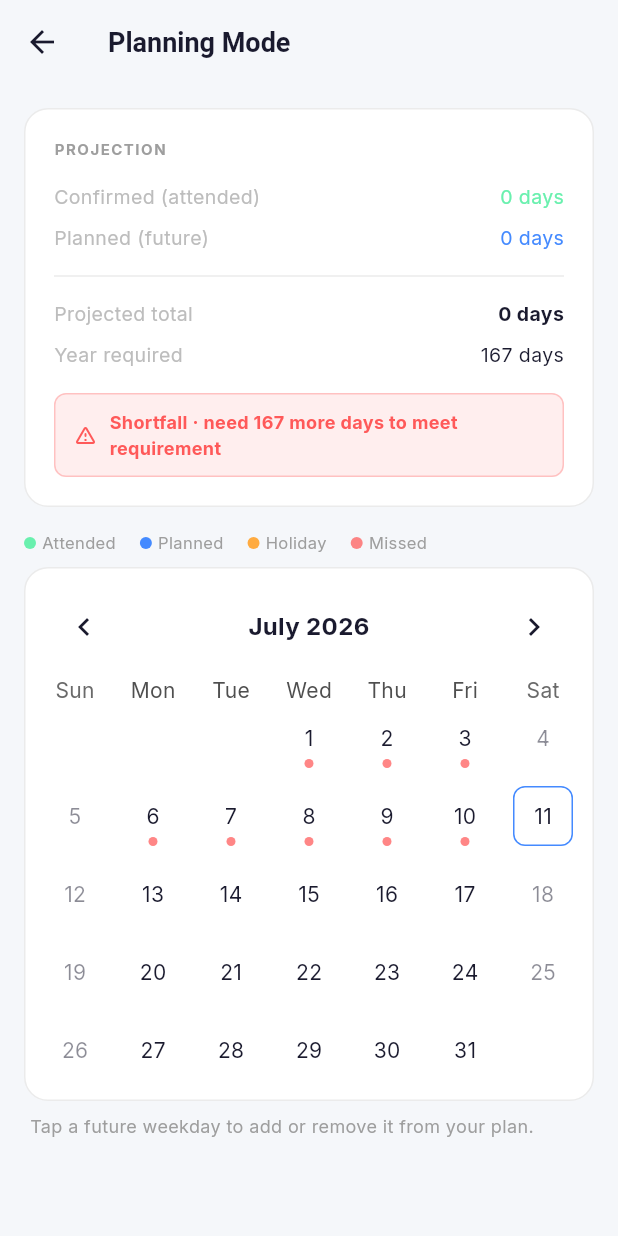
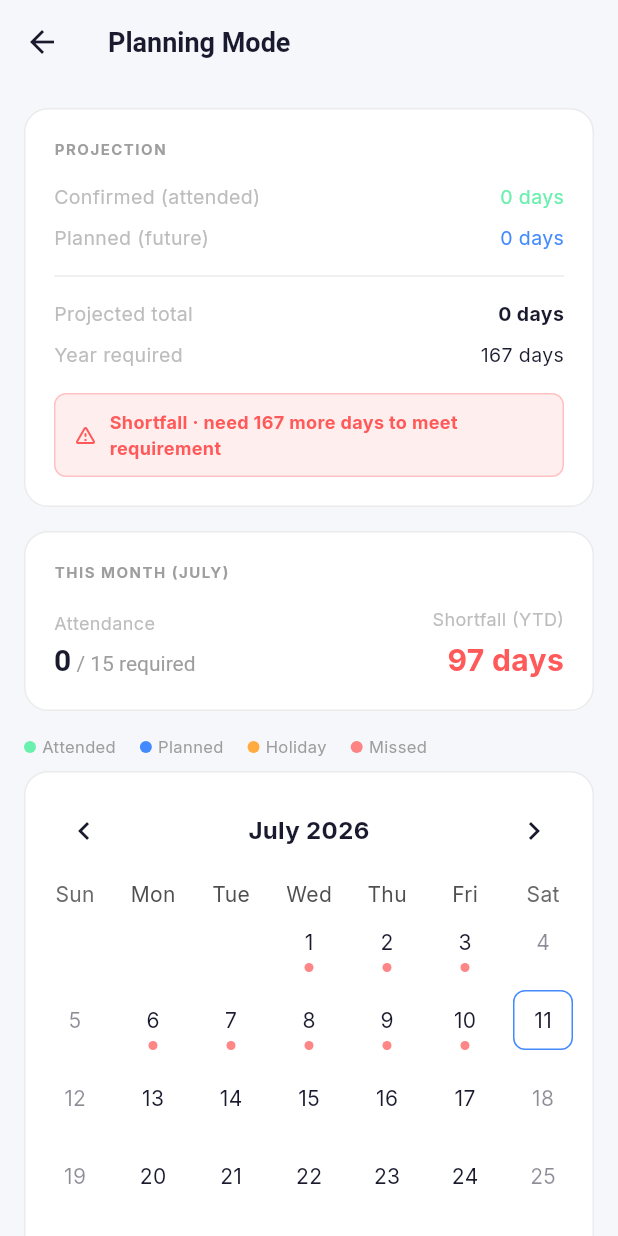
Before and after one commit to MatrimPathak/OfficeLog_Antigravity, a Flutter app: the PlanningScreen screen opened directly, on a phone screen of 412 x 824 dp. Run offline on Flutter 3.47's test engine with Material 3 defaults, Android fonts, the phone set to English and light mode, and no system bars; drawn by our look-alikes of table_calendar; our stand-ins replace cloud_firestore, cloud_functions, file_picker, firebase_auth, firebase_core, fl_chart and 16 more; missing offline and left inert: a package; accounts and stored records are empty.

Commit message:
Bug fixes to planned leaves update

```diff
--- a/lib/presentation/planning/planning_screen.dart
+++ b/lib/presentation/planning/planning_screen.dart
@@ -7,6 +7,7 @@ import '../../data/models/attendance_log.dart';
 import '../../logic/stats_calculator.dart';
 import '../providers/providers.dart';
 import '../../services/admin_service.dart';
+import 'widgets/clear_planned_days_dialog.dart';
 
 class PlanningScreen extends ConsumerStatefulWidget {
   const PlanningScreen({super.key});
@@ -23,7 +24,8 @@ class _PlanningScreenState extends ConsumerState<PlanningScreen> {
     final now = DateTime.now();
     final today = DateTime(now.year, now.month, now.day);
 
-    final plannedDates = ref.watch(plannedDatesProvider);
+    final plannedDatesAsync = ref.watch(plannedDatesProvider);
+    final plannedDates = plannedDatesAsync.value ?? <DateTime>[];
     final yearlyLogsAsync = ref.watch(yearlyAttendanceProvider(now.year));
     final holidaysAsync = ref.watch(holidaysStreamProvider);
     final calculateAsWorking = ref.watch(calculateHolidayAsWorkingProvider);
@@ -56,28 +58,10 @@ class _PlanningScreenState extends ConsumerState<PlanningScreen> {
               onPressed: () async {
                 final confirm = await showDialog<bool>(
                   context: context,
-                  builder: (ctx) => AlertDialog(
-                    title: const Text('Clear All Plans'),
-                    content: const Text(
-                      'Remove all planned office days?',
-                    ),
-                    actions: [
-                      TextButton(
-                        onPressed: () => Navigator.pop(ctx, false),
-                        child: const Text('Cancel'),
-                      ),
-                      TextButton(
-                        onPressed: () => Navigator.pop(ctx, true),
-                        child: const Text(
-                          'Clear',
-                          style: TextStyle(color: Colors.redAccent),
-                        ),
-                      ),
-                    ],
-                  ),
+                  builder: (ctx) => const ClearPlannedDaysDialog(),
                 );
                 if (confirm == true) {
-                  await ref.read(plannedDatesProvider.notifier).clear();
+                  await ref.read(plannedDaysServiceProvider)?.clear();
                 }
               },
               child: const Text(
@@ -99,7 +83,7 @@ class _PlanningScreenState extends ConsumerState<PlanningScreen> {
             calculateHolidayAsWorking: calculateAsWorking,
           );
 
-          final validPlannedDays = plannedDates
+          final validPlannedDatesList = plannedDates
               .where(
                 (d) =>
                     d.year == now.year &&
@@ -113,7 +97,8 @@ class _PlanningScreenState extends ConsumerState<PlanningScreen> {
                           h.day == d.day,
                     ),
               )
-              .length;
+              .toList();
+          final validPlannedDays = validPlannedDatesList.length;
 
           final confirmedDays = yearlyStats.ytdPresent;
           final projectedTotal = confirmedDays + validPlannedDays;
@@ -134,6 +119,12 @@ class _PlanningScreenState extends ConsumerState<PlanningScreen> {
                   totalRequired: totalRequired,
                   netBalance: netBalance,
                   leaveBuffer: leaveBuffer,
+                ),
+                const SizedBox(height: 16),
+                _buildCurrentMonthCard(
+                  context,
+                  yearlyStats,
+                  validPlannedDatesList,
                 ),
                 const SizedBox(height: 16),
                 _buildLegend(context),
@@ -212,9 +203,7 @@ class _PlanningScreenState extends ConsumerState<PlanningScreen> {
                               h.day == selectedDay.day,
                         );
                         if (isHoliday) return;
-                        ref
-                            .read(plannedDatesProvider.notifier)
-                            .toggle(selectedDay);
+                        ref.read(plannedDaysServiceProvider)?.toggle(selectedDay);
                         setState(() => _focusedDay = focusedDay);
                       },
                       calendarBuilders: CalendarBuilders(
@@ -447,6 +436,128 @@ class _PlanningScreenState extends ConsumerState<PlanningScreen> {
     );
   }
 
+  Widget _buildCurrentMonthCard(
+    BuildContext context,
+    YearlyStatsResult yearlyStats,
+    List<DateTime> validPlannedDates,
+  ) {
+    MonthlyStats? monthStats;
+    try {
+      monthStats = yearlyStats.monthlyBreakdown.firstWhere(
+        (m) => m.month == _focusedDay.month,
+      );
+    } catch (_) {}
+
+    if (monthStats == null) return const SizedBox.shrink();
+
+    // Cumulative shortfall from Jan through the viewed month: required days
+    // minus (attended days + planned days) across that whole span. Planning
+    // a day anywhere up to the viewed month pays down this number.
+    int requiredToDate = 0;
+    int presentToDate = 0;
+    for (final m in yearlyStats.monthlyBreakdown) {
+      if (m.month <= _focusedDay.month) {
+        requiredToDate += m.requiredDays;
+        presentToDate += m.presentDays;
+      }
+    }
+    final plannedToDate = validPlannedDates
+        .where((d) => d.month <= _focusedDay.month)
+        .length;
+
+    final ytdDeficit = requiredToDate - (presentToDate + plannedToDate);
+    final isDeficit = ytdDeficit > 0;
+    final deficitColor = isDeficit ? AppTheme.dangerColor : Colors.greenAccent;
+
+    return Card(
+      child: Padding(
+        padding: const EdgeInsets.all(20),
+        child: Column(
+          crossAxisAlignment: CrossAxisAlignment.start,
+          children: [
+            Text(
+              'THIS MONTH (${monthStats.monthName.toUpperCase()})',
+              style: const TextStyle(
+                color: Colors.grey,
+                fontSize: 10,
+                letterSpacing: 1.0,
+                fontWeight: FontWeight.bold,
+              ),
+            ),
+            const SizedBox(height: 16),
+            Row(
+              mainAxisAlignment: MainAxisAlignment.spaceBetween,
+              children: [
+                Column(
+                  crossAxisAlignment: CrossAxisAlignment.start,
+                  children: [
+                    Text(
+                      'Attendance',
+                      style: TextStyle(fontSize: 12, color: Colors.grey[400]),
+                    ),
+                    const SizedBox(height: 4),
+                    RichText(
+                      text: TextSpan(
+                        children: [
+                          TextSpan(
+                            text: '${monthStats.presentDays}',
+                            style: TextStyle(
+                              fontSize: 20,
+                              fontWeight: FontWeight.bold,
+                              color: Theme.of(context).colorScheme.onSurface,
+                            ),
+                          ),
+                          TextSpan(
+                            text: ' / ${monthStats.requiredDays} required',
+                            style: TextStyle(
+                              fontSize: 14,
+                              color: Colors.grey[500],
+                            ),
+                          ),
+                        ],
+                      ),
+                    ),
+                  ],
+                ),
+                Column(
+                  crossAxisAlignment: CrossAxisAlignment.end,
+                  children: [
+                    Text(
+                      'Shortfall (YTD)',
+                      style: TextStyle(fontSize: 12, color: Colors.grey[400]),
+                    ),
+                    const SizedBox(height: 4),
+                    Text(
+                      isDeficit
+                          ? '$ytdDeficit day${ytdDeficit == 1 ? '' : 's'}'
+                          : 'None',
+                      style: TextStyle(
+                        fontSize: 20,
+                        fontWeight: FontWeight.bold,
+                        color: deficitColor,
+                      ),
+                    ),
+                    if (plannedToDate > 0) ...[
+                      const SizedBox(height: 2),
+                      Text(
+                        '$plannedToDate planned applied',
+                        style: const TextStyle(
+                          color: Colors.blueAccent,
+                          fontSize: 11,
+                          fontWeight: FontWeight.bold,
+                        ),
+                      ),
+                    ],
+                  ],
+                ),
+              ],
+            ),
+          ],
+        ),
+      ),
+    );
+  }
+
   Widget _buildProjectionRow(
     BuildContext context,
     String label,
```
Also changed, not shown: lib/presentation/home/home_screen.dart (+74 -45 lines), lib/presentation/planning/widgets/clear_planned_days_dialog.dart (added, +103 -0 lines), lib/presentation/providers/providers.dart (+15 -56 lines), lib/services/planned_days_service.dart (added, +45 -0 lines).
